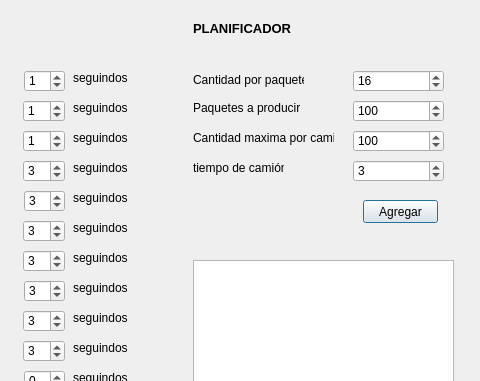
Above: Fabrica/configuracion.ui from gaboq98/FABRICA before the change; both pictures show x 647 to 1127 and y 0 to 381 of the 1127 by 661 pixel window. Below: the same form after it.
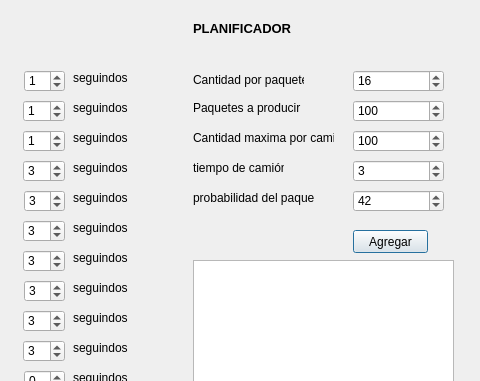
That is the form after the change.

```diff
--- a/Fabrica/configuracion.ui
+++ b/Fabrica/configuracion.ui
@@ -1437,8 +1437,8 @@
   <widget class="QPushButton" name="pushButton">
    <property name="geometry">
     <rect>
-     <x>1010</x>
-     <y>200</y>
+     <x>1000</x>
+     <y>230</y>
      <width>75</width>
      <height>23</height>
     </rect>
@@ -1507,6 +1507,38 @@
     <string>Guardar</string>
    </property>
   </widget>
+  <widget class="QLabel" name="label_35">
+   <property name="geometry">
+    <rect>
+     <x>840</x>
+     <y>190</y>
+     <width>121</width>
+     <height>16</height>
+    </rect>
+   </property>
+   <property name="text">
+    <string>probabilidad del paquete</string>
+   </property>
+  </widget>
+  <widget class="QSpinBox" name="probabilidad_paquete">
+   <property name="geometry">
+    <rect>
+     <x>1000</x>
+     <y>190</y>
+     <width>91</width>
+     <height>22</height>
+    </rect>
+   </property>
+   <property name="maximum">
+    <number>100</number>
+   </property>
+   <property name="singleStep">
+    <number>1</number>
+   </property>
+   <property name="value">
+    <number>42</number>
+   </property>
+  </widget>
  </widget>
  <resources/>
  <connections/>
```
